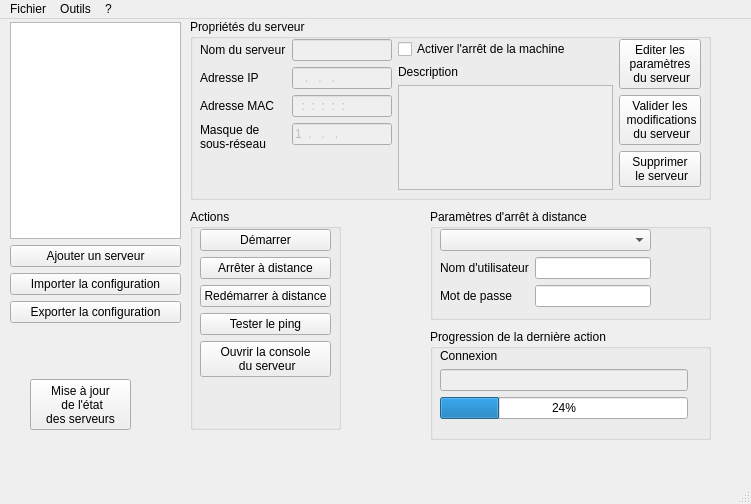
Qt form FenPrincipale.ui (Next-Genius/vladiconnect) before a commit.
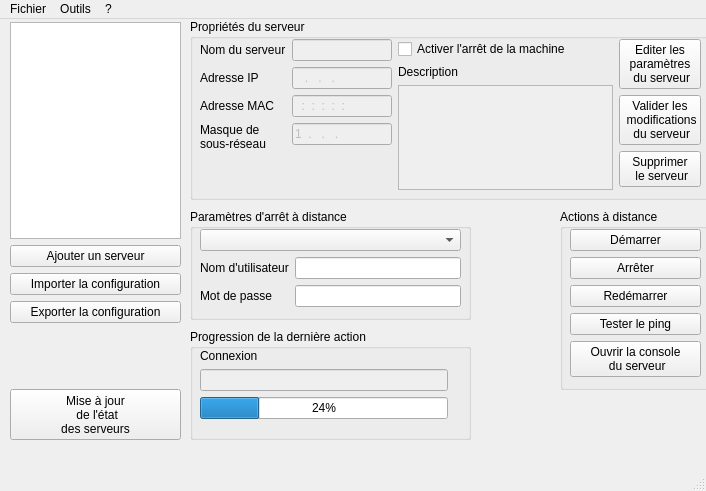
The same form after that commit. Icons and pictures are not drawn.

The edit to the form file:
```diff
--- a/FenPrincipale.ui
+++ b/FenPrincipale.ui
@@ -10,8 +10,8 @@
    <rect>
     <x>0</x>
     <y>0</y>
-    <width>751</width>
-    <height>504</height>
+    <width>706</width>
+    <height>491</height>
    </rect>
   </property>
   <property name="windowTitle">
@@ -37,7 +37,7 @@
     </property>
     <property name="geometry">
      <rect>
-      <x>430</x>
+      <x>190</x>
       <y>190</y>
       <width>281</width>
       <height>111</height>
@@ -51,7 +51,7 @@
       <rect>
        <x>10</x>
        <y>20</y>
-       <width>211</width>
+       <width>261</width>
        <height>81</height>
       </rect>
      </property>
@@ -361,14 +361,14 @@
    <widget class="QGroupBox" name="groupBox_3">
     <property name="geometry">
      <rect>
-      <x>190</x>
+      <x>560</x>
       <y>190</y>
       <width>151</width>
-      <height>221</height>
+      <height>181</height>
      </rect>
     </property>
     <property name="title">
-     <string>Actions</string>
+     <string>Actions à distance</string>
     </property>
     <widget class="QWidget" name="gridLayoutWidget">
      <property name="geometry">
@@ -387,14 +387,7 @@
         </property>
        </widget>
       </item>
-      <item row="1" column="0">
-       <widget class="QPushButton" name="bouton_arreter">
-        <property name="text">
-         <string>Arrêter à distance</string>
-        </property>
-       </widget>
-      </item>
-      <item row="3" column="0">
+      <item row="5" column="0">
        <widget class="QPushButton" name="bouton_ping">
         <property name="text">
          <string>Tester le ping</string>
@@ -407,14 +400,7 @@
         </property>
        </widget>
       </item>
-      <item row="2" column="0">
-       <widget class="QPushButton" name="bouton_redemarrer">
-        <property name="text">
-         <string>Redémarrer à distance</string>
-        </property>
-       </widget>
-      </item>
-      <item row="4" column="0">
+      <item row="6" column="0">
        <widget class="QPushButton" name="pushButton_3">
         <property name="text">
          <string>Ouvrir la console 
@@ -422,13 +408,27 @@
         </property>
        </widget>
       </item>
+      <item row="1" column="0">
+       <widget class="QPushButton" name="bouton_arreter">
+        <property name="text">
+         <string>Arrêter</string>
+        </property>
+       </widget>
+      </item>
+      <item row="2" column="0">
+       <widget class="QPushButton" name="bouton_redemarrer">
+        <property name="text">
+         <string>Redémarrer</string>
+        </property>
+       </widget>
+      </item>
      </layout>
     </widget>
    </widget>
    <widget class="QGroupBox" name="groupBox_4">
     <property name="geometry">
      <rect>
-      <x>430</x>
+      <x>190</x>
       <y>310</y>
       <width>281</width>
       <height>111</height>
@@ -509,9 +509,9 @@
    <widget class="QPushButton" name="bouton_maj_auto">
     <property name="geometry">
      <rect>
-      <x>30</x>
-      <y>360</y>
-      <width>101</width>
+      <x>10</x>
+      <y>370</y>
+      <width>171</width>
       <height>51</height>
      </rect>
     </property>
@@ -530,7 +530,7 @@
     <rect>
      <x>0</x>
      <y>0</y>
-     <width>751</width>
+     <width>706</width>
      <height>21</height>
     </rect>
    </property>
```
Left out of the diff: 12 changed lines with no effect on the pictures.
